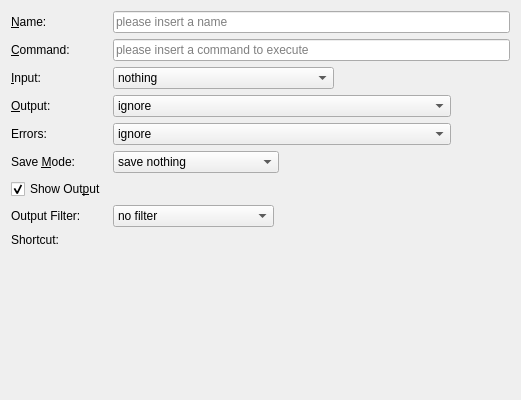
Qt form plugins/externalscript/editexternalscript.ui (KDE/kdevelop) before a commit.
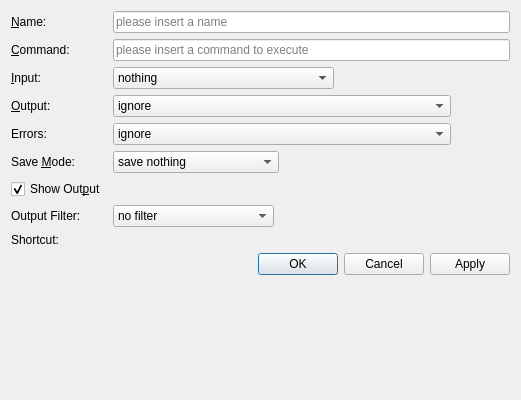
The same form after that commit. Custom widgets are drawn as their Qt base class.

Commit message:
KF5: Port KDialog -> QDialog
Some parts/plugins were left out, because I did not verify everything
was working after the porting scripts did their job
- plugins/cvs - (don't even know how to trigger the code path)
- plugins/subversion (lot's of dialogs involved)
- plugins/snippet/legacy/ (will be dropped anyway, not worth it)
- plugins/dashboard (not built, what's the state of that anyway?)

For the rest of dialogs, ported in this patch, I manually tested each
of them. So everything should still be working as expected.
Still putting this up for review to have another pair of eyes on the patch.

```diff
--- a/plugins/externalscript/editexternalscript.ui
+++ b/plugins/externalscript/editexternalscript.ui
@@ -277,14 +277,16 @@
      </property>
     </widget>
    </item>
+   <item row="12" column="1">
+    <widget class="QDialogButtonBox" name="buttonBox">
+     <property name="standardButtons">
+      <set>QDialogButtonBox::Apply|QDialogButtonBox::Cancel|QDialogButtonBox::Ok</set>
+     </property>
+    </widget>
+   </item>
   </layout>
  </widget>
  <customwidgets>
-  <customwidget>
-   <class>QLineEdit</class>
-   <extends>QLineEdit</extends>
-   <header>klineedit.h</header>
-  </customwidget>
   <customwidget>
    <class>KShortcutWidget</class>
    <extends>QWidget</extends>
```
The commit also changes 47 other files.
